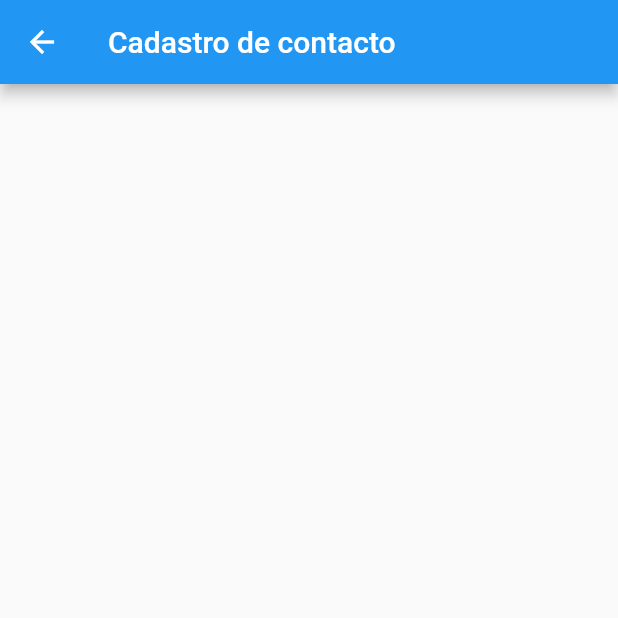
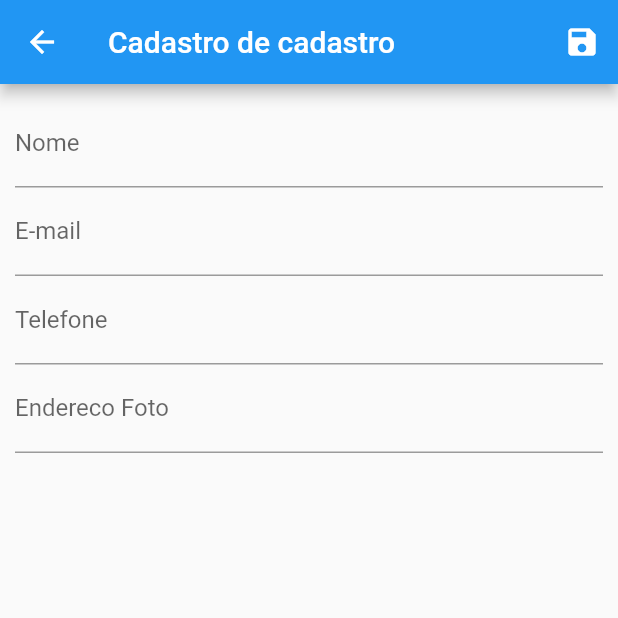
Before and after one commit to AntonioVicente37/crud_agenda_flutter, a Flutter app: the screen it shows after launch, after a tap on the "add" icon, on a phone screen of 412 x 824 dp, the top half of it. Run offline on Flutter 3.47's test engine with Material 2 defaults, Android fonts, the phone set to English and light mode, and no system bars; our stand-ins replace flutter_mobx, get_it, mask_text_input_formatter, mobx, sqflite; accounts and stored records are empty; generated files the repository leaves out were written again; network calls fail.

```diff
--- a/lib/app/database/sqlite/connection.dart
+++ b/lib/app/database/sqlite/connection.dart
@@ -8,6 +8,7 @@ class Connection{
   static Future<Database> get() async{
     if(_db == null){
       var path =join(await getDatabasesPath(),'banco_contatos');
+      //deleteDatabase(path);
       _db = await openDatabase(
         path,
         version: 1,
@@ -16,6 +17,7 @@ class Connection{
           db.execute(insert1);
           db.execute(insert2);
           db.execute(insert3);
+          db.execute(insert4);
         }
         );
     }
--- a/lib/app/my_app.dart
+++ b/lib/app/my_app.dart
@@ -1,3 +1,4 @@
+import 'package:agenda_crud/app/view/contact_details.dart';
 import 'package:agenda_crud/app/view/contact_form.dart';
 import 'package:flutter/material.dart';
 
@@ -5,13 +6,18 @@ import 'view/constact_list.dart';
 
 class MyApp extends StatelessWidget {
   const MyApp({super.key});
+  // ignore: constant_identifier_names
   static const HOME = '/';
+  // ignore: constant_identifier_names
   static const CONTACT_FORM = 'contact-form';
+  // ignore: constant_identifier_names
+  static const CONTACT_DETAILS = 'contact-details';
 
   // This widget is the root of your application.
   @override
   Widget build(BuildContext context) {
     return MaterialApp(
+      debugShowCheckedModeBanner: false,
       title: 'Flutter Demo',
       theme: ThemeData(
         primarySwatch: Colors.blue,
@@ -20,6 +26,7 @@ class MyApp extends StatelessWidget {
       routes:{
         HOME : (context) => ContactList(),
         CONTACT_FORM: (context) => ContactForm(),
+        CONTACT_DETAILS: (context) => ContactDetails(),
       }
     );
   }
--- a/lib/app/view/constact_list.dart
+++ b/lib/app/view/constact_list.dart
@@ -1,18 +1,50 @@
 import 'package:agenda_crud/app/domain/entities/contact.dart';
-import 'package:agenda_crud/app/my_app.dart';
 import 'package:agenda_crud/app/view/contact_list.dart';
 import 'package:flutter/material.dart';
 import 'package:flutter_mobx/flutter_mobx.dart';
 
 class ContactList extends StatelessWidget {
   ContactList({super.key});
-  /* final lista = [
-    {'nome':'Carlos','telefone':'(+244) 963 223 233','avatar':'https://cdn.pixabay.com/photo/2013/07/13/10/07/man-156584_1280.png'},
-    {'nome':'Maria','telefone':'(+244) 982 234 245','avatar':'https://cdn.pixabay.com/photo/2017/03/01/22/18/avatar-2109804_1280.png'},
-    {'nome':'Filomena','telefone':'(+244) 913 456 231', 'avatar': 'https://cdn.pixabay.com/photo/2021/01/06/10/10/woman-5893922_1280.jpg'},
-  ]; */
+  final _back = ContactL();
 
- final _back = ContactL();
+  CircleAvatar circleAvatar(String url) {
+    return (Uri.tryParse(url)!.isAbsolute)
+        ? CircleAvatar(backgroundImage: NetworkImage(url))
+        : const CircleAvatar(child: Icon(Icons.person));
+  }
+
+  Widget iconEditButton(onPressed) {
+    return IconButton(
+        icon: const Icon(Icons.edit),
+        color: Colors.orange,
+        onPressed: onPressed);
+  }
+
+  Widget iconRemoveButton(BuildContext context, remove) {
+    return IconButton(
+      icon: const Icon(Icons.delete),
+      color: Colors.red,
+      onPressed: () {
+        showDialog(
+            context: context,
+            builder: (context) => AlertDialog(
+                  title: const Text('Excluir'),
+                  content: const Text('Confirmar a Exclusão'),
+                  actions: [
+                    ElevatedButton(
+                      child: const Text('Não'),
+                      onPressed: () {
+                        Navigator.of(context).pop();
+                      },
+                    ),
+                    ElevatedButton(
+                      onPressed: remove,
+                      child: const Text('Sim'))
+                  ],
+                ));
+      },
+    );
+  }
 
   @override
   Widget build(BuildContext context) {
@@ -22,51 +54,52 @@ class ContactList extends StatelessWidget {
           actions: [
             IconButton(
               onPressed: () {
-                        Navigator.of(context).pushNamed(MyApp.CONTACT_FORM);
+                _back.goToForm(context);
+                //Navigator.of(context).pushNamed(MyApp.CONTACT_FORM);
               },
-                      icon: const Icon(Icons.add))
+              icon: const Icon(Icons.add),
+            )
           ],
         ),
-            body: Observer(builder: (context){
-              return  FutureBuilder(
+        body: Observer(builder: (context) {
+          return FutureBuilder(
               future: _back.list,
-              builder: (context, futuro){
+              builder: (context, futuro) {
                 if (!futuro.hasData) {
-                return const CircularProgressIndicator();
-              }else{
+                  return const Center(child: CircularProgressIndicator());
+                } else {
                   List<Contact> lista = futuro.data!;
-            ListView.builder(
+                  return ListView.builder(
                     itemCount: lista.length,
                     itemBuilder: (context, i) {
                       var contato = lista[i];
-                  var avatar = CircleAvatar(
-                    backgroundImage: NetworkImage(contato.urlAvatar!),
-                  );
                       return ListTile(
-                    //leading: avatar,
-                    leading: const Icon(Icons.person),
+                        leading: circleAvatar(contato.urlAvatar!),
                         title: Text(contato.nome!),
+                        onTap: () {
+                          //Navigator.of(context).pushNamed(MyApp.CONTACT_DETAILS);
+                          _back.gotToDetails(context);
+                        },
                         subtitle: Text(contato.telefone!),
                         trailing: Container(
                           width: 100,
                           child: Row(
                             children: [
-                          IconButton(
-                              onPressed: () {}, icon: const Icon(Icons.edit)),
-                          IconButton(
-                              onPressed: () {}, icon: const Icon(Icons.delete))
+                              iconEditButton(() {
+                                _back.goToForm(context, contato);
+                              }),
+                              iconRemoveButton(context, () {
+                                _back.remove(contato.id!);
+                                Navigator.of(context).pop();
+                              })
                             ],
                           ),
                         ),
                       );
                     },
                   );
-            return const Divider();
+                }
+              });
+        }));
   }
 }
-        );
-      })
-
-      );
-  }
-}
--- a/lib/app/view/contact_form.dart
+++ b/lib/app/view/contact_form.dart
@@ -1,13 +1,94 @@
+import 'package:agenda_crud/app/view/contact_form_back.dart';
 import 'package:flutter/material.dart';
+import 'package:mask_text_input_formatter/mask_text_input_formatter.dart';
 
 class ContactForm extends StatelessWidget {
-  const ContactForm({super.key});
+  ContactForm({super.key});
+  final _form = GlobalKey<FormState>();
+
+  Widget fieldName(ContactFormBack back){
+    return TextFormField(
+      validator: back.validateName,
+      onSaved: (newValue) => back.contact!.nome = newValue,
+      initialValue: back.contact!.nome,
+      decoration: const InputDecoration(
+        labelText: 'Nome'
+      ),
+    );
+  }
+
+  Widget fieldEmail(ContactFormBack back){
+    return TextFormField(
+      validator: back.validateEmail,
+      onSaved: (newValue) => back.contact!.email = newValue,
+      initialValue: back.contact!.email,
+      keyboardType: TextInputType.emailAddress,
+      decoration:const InputDecoration(
+        labelText: 'E-mail'
+      ),
+    );
+  }
+
+   Widget fieldPhone(ContactFormBack back){
+    var mask = MaskTextInputFormatter(mask: '(+224) ###-###-###');
+    return TextFormField(
+      validator: back.validatePhone,
+      onSaved: (newValue) => back.contact!.telefone = newValue,
+      initialValue: back.contact!.telefone,
+      inputFormatters: [mask],
+      keyboardType: TextInputType.number,
+      decoration: const InputDecoration(
+        labelText: 'Telefone',
+        hintText: '(+244) 999-999-999'
+      ),
+    );
+  }
+
+  Widget fieldUrlImage(ContactFormBack back){
+    return TextFormField(
+      onSaved: (newValue) => back.contact!.urlAvatar = newValue,
+      initialValue: back.contact!.urlAvatar,
+      decoration: const InputDecoration(
+        labelText: 'Endereco Foto',
+        hintText: 'http://wwww.site.com'
+      ),
+    );
+  }
 
   @override
   Widget build(BuildContext context) {
+    // ignore: no_leading_underscores_for_local_identifiers
+    var _back = ContactFormBack(context);
     return Scaffold(
       appBar: AppBar(
-        title: const Text('Cadastro de contacto'),
+        title: const Text('Cadastro de cadastro'),
+        actions: [
+          IconButton(
+            icon: const Icon(Icons.save) ,
+            onPressed: (){
+              _form.currentState!.validate();
+              _form.currentState!.save();
+              if(_back.isValid){
+                _back.save();
+                Navigator.of(context).pop();
+              }
+            }
+          ),
+        ],
+      ),
+      body: Padding(
+        padding: const EdgeInsets.all(10),
+        child: Form(
+          key: _form,
+          child: Column(
+            children: [
+              fieldName(_back),
+              fieldEmail(_back),
+              fieldPhone(_back),
+              fieldUrlImage(_back),
+            ],
+          ),
+        ),
       ),
     );
   }
--- /dev/null
+++ b/lib/app/view/contact_form_back.dart
@@ -0,0 +1,59 @@
+import 'package:agenda_crud/app/domain/entities/contact.dart';
+import 'package:agenda_crud/app/domain/services/contact_service.dart';
+import 'package:flutter/material.dart';
+import 'package:get_it/get_it.dart';
+
+
+ class ContactFormBack {
+  Contact? contact;
+  final _service = GetIt.I.get<ContactService>();
+  bool? _nameIsValid;
+  bool? _emailIsValid;
+  bool? _phnoIsValid;
+
+  bool get isValid => _nameIsValid! && _emailIsValid! && _phnoIsValid!;
+
+  //Diferenciar o novo com a alteração
+  ContactFormBack(BuildContext context){
+    var parameter = ModalRoute.of(context)?.settings.arguments;
+    contact = ((parameter == null)? Contact(): parameter) as Contact?;
+  }
+  //Salvar
+  save() async{
+    await _service.save(contact!);
+  }
+  //Validações
+  String? validateName(String? name){
+    try {
+      _service.validateName(name!);
+      _nameIsValid = true;
+      return '';
+    } catch (e) {
+      _nameIsValid = false;
+      return e.toString();
+    }
+  }
+  ///Email
+  String? validateEmail(String? email){
+    try {
+      _service.validateEmail(email!);
+      _emailIsValid = true;
+      return '';
+    } catch (e) {
+      _emailIsValid = false;
+      return e.toString();
+    }
+  }
+  //Phone
+  String? validatePhone(String? phone){
+    try {
+      _service.validatePhone(phone!);
+      _phnoIsValid = true;
+      return '';
+    } catch (e) {
+      _phnoIsValid = false;
+      return e.toString();
+    }
+  }
+
+}
--- a/lib/app/view/contact_list.dart
+++ b/lib/app/view/contact_list.dart
@@ -7,6 +7,7 @@ import 'package:mobx/mobx.dart';
 
 part 'contact_list.g.dart';
 
+// ignore: library_private_types_in_public_api
 class ContactL = _ContactL with _$ContactL;
 
 abstract class _ContactL with Store{
@@ -29,6 +30,10 @@ abstract class _ContactL with Store{
     Navigator.of(context).pushNamed(MyApp.CONTACT_FORM, arguments: contact).then(refreshList);
   }
 
+  gotToDetails(BuildContext context){
+    Navigator.of(context).pushNamed(MyApp.CONTACT_DETAILS);
+  }
+
   //excluir
   remove(int id){
     _service.remove(id);
--- a/pubspec.yaml
+++ b/pubspec.yaml
@@ -37,6 +37,7 @@ dependencies:
   get_it:
   mobx: ^2.2.0
   flutter_mobx: ^2.0.6+5
+  mask_text_input_formatter: ^2.5.0
 
 
 
```
Also changed, not shown: lib/app/database/sqlite/script.dart (+10 -5 lines), lib/app/view/contact_details.dart (added, +14 -0 lines), pubspec.lock. Lines whose indentation alone changed are shown as unchanged.
